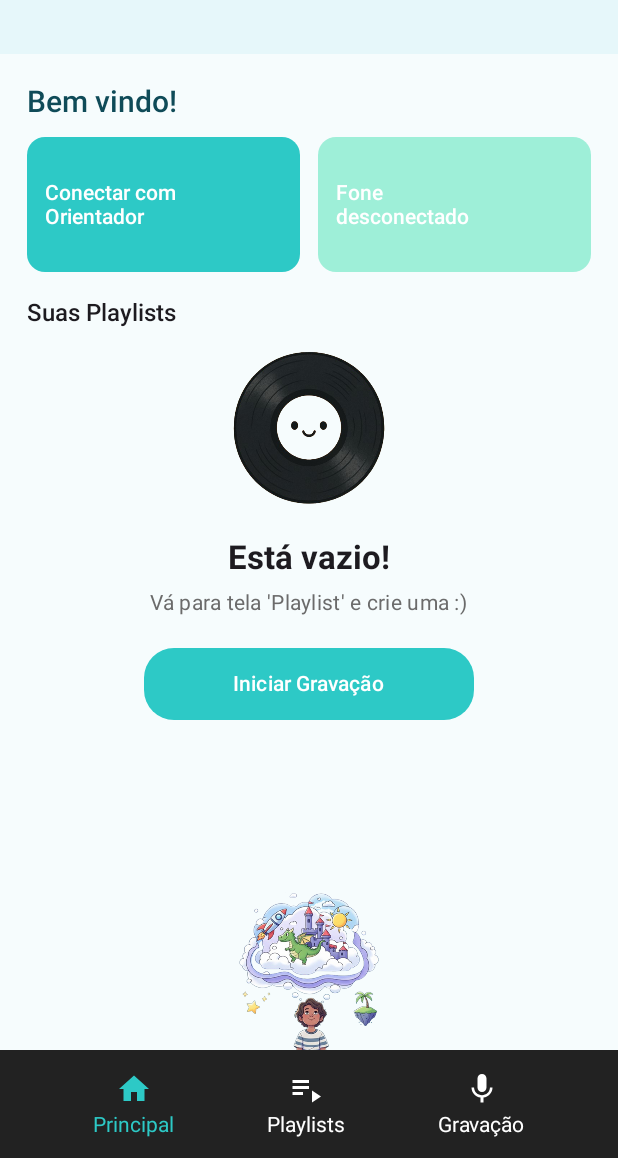
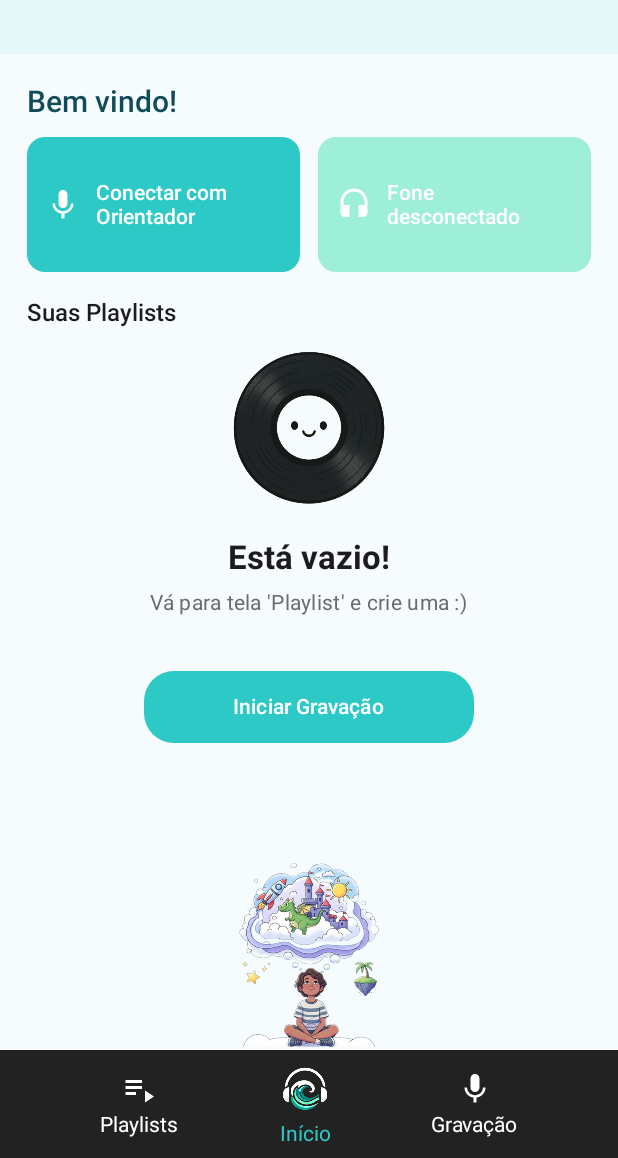
Before and after one commit to vvAi-Startup/Application_mobile, an Android app built with Jetpack Compose: the PrincipalActivity screen opened directly, with no data from a screen before it, on a phone screen of 412 x 824 dp, the part 78-1236 px from its top. Run offline under Robolectric (Android 15) with nearby library versions, the light colour scheme and no system bars; Roboto replaces fonts that are not available here.

Commit message:
feat: atualizacao tela principal, botoes de conectar com o orientador e botao de fone

```diff
--- a/app/src/main/java/com/vvai/calmwave/PrincipalActivity.kt
+++ b/app/src/main/java/com/vvai/calmwave/PrincipalActivity.kt
@@ -1,5 +1,6 @@
 package com.vvai.calmwave
 
+import android.app.Activity
 import android.content.Intent
 import android.os.Bundle
 import androidx.activity.ComponentActivity
@@ -13,6 +14,7 @@ import androidx.compose.foundation.lazy.items
 import androidx.compose.foundation.shape.RoundedCornerShape
 import androidx.compose.material3.*
 import androidx.compose.runtime.Composable
+import androidx.compose.runtime.DisposableEffect
 import androidx.compose.runtime.LaunchedEffect
 import androidx.compose.runtime.remember
 import androidx.compose.runtime.mutableStateListOf
@@ -26,13 +28,26 @@ import com.vvai.calmwave.components.BottomNavigationBar
 import com.vvai.calmwave.components.TopBar
 import androidx.compose.material.icons.Icons
 import androidx.compose.material.icons.filled.PlayArrow
+import androidx.compose.material.icons.filled.Headset
+import androidx.compose.material.icons.filled.Mic
 import androidx.compose.ui.platform.LocalContext
+import android.bluetooth.BluetoothAdapter
+import android.bluetooth.BluetoothDevice
+import android.content.BroadcastReceiver
+import android.content.Context
+import android.content.IntentFilter
+import androidx.compose.runtime.mutableStateOf
+import androidx.compose.runtime.getValue
+import androidx.compose.runtime.setValue
 import com.vvai.calmwave.GravarActivity
 import androidx.compose.ui.res.painterResource
 import androidx.compose.ui.layout.ContentScale
 import androidx.compose.ui.graphics.Brush
 import androidx.compose.ui.graphics.lerp
 import com.vvai.calmwave.R
+import androidx.compose.ui.platform.LocalLifecycleOwner
+import androidx.lifecycle.Lifecycle
+import androidx.lifecycle.LifecycleEventObserver
 
 // Top-level model used by several composables
 data class PlaylistItem(val title: String, val subtitle: String = "", val color: Color)
@@ -49,8 +64,20 @@ class PrincipalActivity : ComponentActivity() {
 @Composable
 fun PrincipalScreen(modifier: Modifier = Modifier) {
     val context = LocalContext.current
+    val lifecycleOwner = LocalLifecycleOwner.current
     // Playlists state loaded from SharedPreferences
     val playlistsState = remember { mutableStateListOf<PlaylistItem>() }
+    var foneConnected by remember { mutableStateOf(false) }
+    var showBluetoothDialog by remember { mutableStateOf(false) }
+    val pairedDevices = remember { mutableStateListOf<String>() }
+
+    fun loadPairedDevices() {
+        pairedDevices.clear()
+        val adapter = BluetoothAdapter.getDefaultAdapter()
+        adapter?.bondedDevices?.forEach { d ->
+            pairedDevices.add((d.name ?: "Desconhecido") + " - " + d.address)
+        }
+    }
 
     fun loadPlaylists() {
         val prefs = context.getSharedPreferences("playlists_prefs", 0)
@@ -75,7 +102,59 @@ fun PrincipalScreen(modifier: Modifier = Modifier) {
         }
     }
 
+    // reload when the composable resumes (every time user returns to this screen)
+    DisposableEffect(lifecycleOwner) {
+        val observer = LifecycleEventObserver { _, event ->
+            if (event == Lifecycle.Event.ON_RESUME) {
+                loadPlaylists()
+                loadPairedDevices()
+                // also check basic connection state
+                val adapter = BluetoothAdapter.getDefaultAdapter()
+                // if any ACL connected devices, consider headphones connected
+                val connected = try {
+                    adapter?.bondedDevices?.any { device ->
+                        // best-effort: check if device is connected by attempting getName (not reliable)
+                        false
+                    } ?: false
+                } catch (_: Exception) { false }
+                // keep existing foneConnected state if system broadcasts will update it
+            }
+        }
+        // register system receiver for headset (wired) and bluetooth ACL connect/disconnect
+        val receiver = object : BroadcastReceiver() {
+            override fun onReceive(ctx: Context?, intent: Intent?) {
+                if (intent == null) return
+                when (intent.action) {
+                    BluetoothDevice.ACTION_ACL_CONNECTED -> {
+                        foneConnected = true
+                        loadPairedDevices()
+                    }
+                    BluetoothDevice.ACTION_ACL_DISCONNECTED -> {
+                        foneConnected = false
+                    }
+                    Intent.ACTION_HEADSET_PLUG -> {
+                        val state = intent.getIntExtra("state", -1)
+                        foneConnected = state == 1
+                    }
+                }
+            }
+        }
+        val filter = IntentFilter().apply {
+            addAction(BluetoothDevice.ACTION_ACL_CONNECTED)
+            addAction(BluetoothDevice.ACTION_ACL_DISCONNECTED)
+            addAction(Intent.ACTION_HEADSET_PLUG)
+        }
+        lifecycleOwner.lifecycle.addObserver(observer)
+        context.registerReceiver(receiver, filter)
+        onDispose {
+            lifecycleOwner.lifecycle.removeObserver(observer)
+            try { context.unregisterReceiver(receiver) } catch (_: Exception) { }
+        }
+    }
+
     LaunchedEffect(Unit) { loadPlaylists() }
+    // initial paired devices
+    LaunchedEffect(Unit) { loadPairedDevices() }
     Scaffold(
         topBar = { TopBar(title = "Calm Wave") },
         bottomBar = {
@@ -98,14 +177,18 @@ fun PrincipalScreen(modifier: Modifier = Modifier) {
             )
 
             Row(modifier = Modifier.fillMaxWidth(), horizontalArrangement = Arrangement.spacedBy(12.dp)) {
+                // Conectar com orientador (abre modal bluetooth)
                 StatusCard(
                     title = "Conectar com\nOrientador",
                     color = Color(0xFF2DC9C6),
-                    modifier = Modifier.weight(1f)
+                    icon = Icons.Filled.Mic,
+                    modifier = Modifier.weight(1f).clickable { showBluetoothDialog = true }
                 )
+                // Fone status (dinâmico)
                 StatusCard(
-                    title = "Fone\ndesconectado",
-                    color = Color(0xFF9EEFD8),
+                    title = if (foneConnected) "Fone\nconectado" else "Fone\ndesconectado",
+                    color = if (foneConnected) Color(0xFF1F8B78) else Color(0xFF9EEFD8),
+                    icon = Icons.Filled.Headset,
                     modifier = Modifier.weight(1f)
                 )
             }
@@ -147,7 +230,7 @@ fun PrincipalScreen(modifier: Modifier = Modifier) {
                 )
             }
 
-            Spacer(modifier = Modifier.height(20.dp))
+            Spacer(modifier = Modifier.height(35.dp))
 
             Box(modifier = Modifier.fillMaxWidth(), contentAlignment = Alignment.Center) {
                 RecordButton(onClick = {
@@ -155,6 +238,8 @@ fun PrincipalScreen(modifier: Modifier = Modifier) {
                         addFlags(Intent.FLAG_ACTIVITY_CLEAR_TOP or Intent.FLAG_ACTIVITY_SINGLE_TOP)
                     }
                     context.startActivity(intent)
+                    // finish PrincipalActivity so it does not remain in back stack
+                    (context as? Activity)?.finish()
                 })
             }
 
@@ -167,16 +252,47 @@ fun PrincipalScreen(modifier: Modifier = Modifier) {
                     modifier = Modifier
                         .size(width = 95.dp, height = 123.dp)
                         // nudge down so it visually touches the bottom bar; adjust value if needed
-                        .offset(y = 30.dp)
+                        .offset(y = 10.dp)
                 )
             }
 
         }
     }
+
+    // Bluetooth modal
+    if (showBluetoothDialog) {
+        AlertDialog(
+            onDismissRequest = { showBluetoothDialog = false },
+            title = { Text("Dispositivos pareados") },
+            text = {
+                Column {
+                    if (pairedDevices.isEmpty()) {
+                        Text("Nenhum dispositivo pareado encontrado.")
+                    } else {
+                        pairedDevices.forEach { d ->
+                            Row(modifier = Modifier.fillMaxWidth().padding(vertical = 6.dp), verticalAlignment = Alignment.CenterVertically) {
+                                Text(text = d, modifier = Modifier.weight(1f))
+                                TextButton(onClick = {
+                                    // simulate connect
+                                    foneConnected = true
+                                    showBluetoothDialog = false
+                                }) { Text("Conectar") }
+                            }
+                        }
+                    }
+                    Spacer(modifier = Modifier.height(8.dp))
+                    TextButton(onClick = { loadPairedDevices() }) { Text("Atualizar") }
+                }
+            },
+            confirmButton = {
+                TextButton(onClick = { showBluetoothDialog = false }) { Text("Fechar") }
+            }
+        )
+    }
 }
 
 @Composable
-fun StatusCard(title: String, color: Color, modifier: Modifier = Modifier) {
+fun StatusCard(title: String, color: Color, icon: androidx.compose.ui.graphics.vector.ImageVector? = null, modifier: Modifier = Modifier) {
     Surface(
         modifier = modifier
             .height(90.dp),
@@ -185,7 +301,12 @@ fun StatusCard(title: String, color: Color, modifier: Modifier = Modifier) {
         tonalElevation = 4.dp
     ) {
         Box(modifier = Modifier.fillMaxSize().padding(12.dp), contentAlignment = Alignment.CenterStart) {
-            Text(text = title, color = Color.White, fontWeight = FontWeight.Medium)
+            Row(verticalAlignment = Alignment.CenterVertically, horizontalArrangement = Arrangement.spacedBy(10.dp)) {
+                if (icon != null) {
+                    Icon(imageVector = icon, contentDescription = null, tint = Color.White)
+                }
+                Text(text = title, color = Color.White, fontWeight = FontWeight.Medium)
+            }
         }
     }
 }
--- a/app/src/main/java/com/vvai/calmwave/ui/components/BottomNavigationBar.kt
+++ b/app/src/main/java/com/vvai/calmwave/ui/components/BottomNavigationBar.kt
@@ -2,6 +2,7 @@ package com.vvai.calmwave.components
 
 import android.content.Context
 import android.content.Intent
+import androidx.compose.foundation.Image
 import androidx.compose.foundation.background
 import androidx.compose.foundation.clickable
 import androidx.compose.foundation.layout.*
@@ -12,6 +13,8 @@ import androidx.compose.material.icons.Icons
 import androidx.compose.material.icons.filled.Mic
 import androidx.compose.material.icons.filled.PlaylistPlay
 import androidx.compose.material.icons.filled.Home
+import androidx.compose.ui.res.painterResource
+import androidx.compose.ui.layout.ContentScale
 import androidx.compose.ui.unit.dp
 import androidx.compose.runtime.Composable
 import androidx.compose.ui.Alignment
@@ -22,6 +25,7 @@ import androidx.compose.ui.unit.dp
 import com.vvai.calmwave.GravarActivity
 import com.vvai.calmwave.PlaylistActivity
 import com.vvai.calmwave.PrincipalActivity
+import com.vvai.calmwave.R
 
 @Composable
 fun BottomNavigationBar(selected: String, modifier: Modifier = Modifier) {
@@ -36,32 +40,7 @@ fun BottomNavigationBar(selected: String, modifier: Modifier = Modifier) {
             horizontalArrangement = Arrangement.SpaceEvenly,
             verticalAlignment = Alignment.CenterVertically
         ) {
-        // Principal (central) button
-        Column(
-            horizontalAlignment = Alignment.CenterHorizontally,
-            modifier = Modifier
-                .clickable {
-                    if (selected != "Principal") {
-                        val intent = Intent(context, PrincipalActivity::class.java).apply {
-                            addFlags(Intent.FLAG_ACTIVITY_CLEAR_TOP or Intent.FLAG_ACTIVITY_SINGLE_TOP)
-                        }
-                        context.startActivity(intent)
-                    }
-                }
-        ) {
-            Icon(
-                imageVector = Icons.Filled.Home,
-                contentDescription = "Ícone Principal",
-                tint = if (selected == "Principal") Color(0xFF2DC9C6) else Color.White,
-                modifier = Modifier.size(24.dp)
-            )
-            Spacer(modifier = Modifier.height(4.dp))
-            Text(
-                text = "Principal",
-                color = if (selected == "Principal") Color(0xFF2DC9C6) else Color.White,
-            )
-        }
-
+        // Playlists (left)
         Column(
             horizontalAlignment = Alignment.CenterHorizontally,
             modifier = Modifier
@@ -87,6 +66,33 @@ fun BottomNavigationBar(selected: String, modifier: Modifier = Modifier) {
             )
         }
 
+        // Principal (center) - logo only
+        Column(
+            horizontalAlignment = Alignment.CenterHorizontally,
+            modifier = Modifier
+                .clickable {
+                    if (selected != "Principal") {
+                        val intent = Intent(context, PrincipalActivity::class.java).apply {
+                            addFlags(Intent.FLAG_ACTIVITY_CLEAR_TOP or Intent.FLAG_ACTIVITY_SINGLE_TOP)
+                        }
+                        context.startActivity(intent)
+                    }
+                }
+        ) {
+            Image(
+                painter = painterResource(id = R.drawable.logo),
+                contentDescription = "Logo",
+                modifier = Modifier.size(36.dp),
+                contentScale = ContentScale.Fit
+            )
+            Spacer(modifier = Modifier.height(4.dp))
+            Text(
+                text = "Início",
+                color = if (selected == "Principal") Color(0xFF2DC9C6) else Color.White,
+            )
+        }
+
+        // Gravação (right)
         Column(
             horizontalAlignment = Alignment.CenterHorizontally,
             modifier = Modifier
```
Also changed, not shown: app/src/main/res/drawable/logo.png (added).
